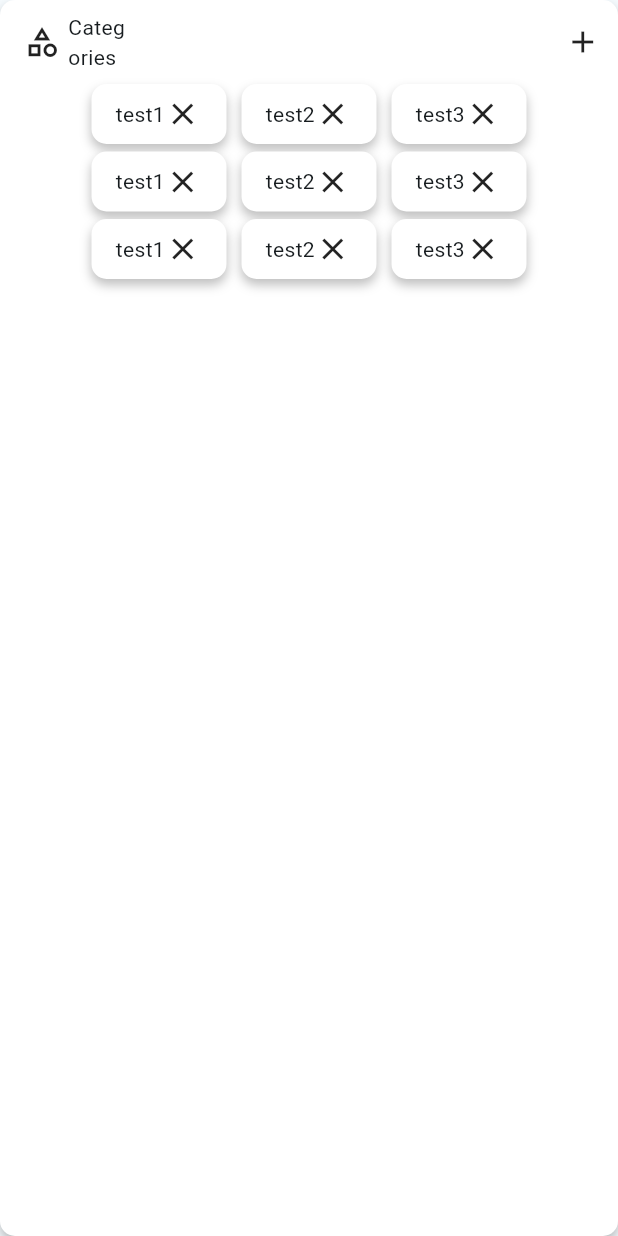
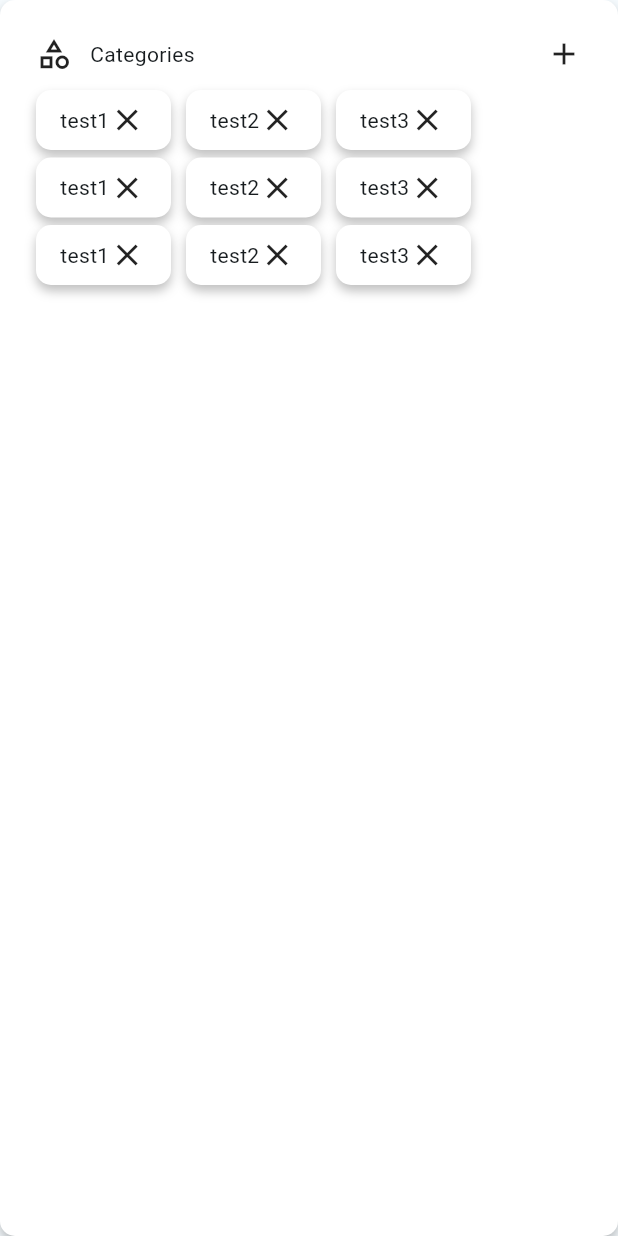
Before and after one commit to exDock/exDock-backend-client, a Flutter app: the CategoryList widget shown alone on an empty page, opened directly, on a phone screen of 412 x 824 dp. Run offline on Flutter 3.47's test engine with Material 3 defaults, Android fonts, the phone set to English and light mode, and no system bars; our stand-ins replace font_awesome_flutter, go_router, material_symbols_icons.

Commit message:
Changed spacing on the cards

```diff
--- a/lib/pages/catalog/product/info/id_data/category_list.dart
+++ b/lib/pages/catalog/product/info/id_data/category_list.dart
@@ -40,55 +40,39 @@ class _CategoryListState extends State<CategoryList> {
     }
 
     return Container(
-      padding: EdgeInsets.symmetric(horizontal: 16, vertical: 8),
+      padding: EdgeInsets.all(24),
       decoration: BoxDecoration(
         borderRadius: BorderRadius.all(Radius.circular(10)),
         boxShadow: lightKBoxShadowList,
         color: Colors.white,
       ),
       child: Column(
+        crossAxisAlignment: CrossAxisAlignment.start,
         children: [
-          Flexible(
-            child: Row(
+          Row(
+            mainAxisAlignment: MainAxisAlignment.spaceBetween,
             children: [
-                Flexible(
-                  flex: 1,
-                  child: Icon(Icons.category_outlined),
-                ),
-                SizedBox(
-                  width: 10,
-                ),
-                Flexible(
-                  flex: 2,
+              Icon(Icons.category_outlined),
+              Expanded(
+                child: Padding(
+                  padding: const EdgeInsets.only(left: 12),
                   child: Text("Categories"),
                 ),
-                Expanded(
-                  flex: 14,
-                  child: SizedBox(),
               ),
-                SizedBox(
-                  width: 20,
-                ),
-                Flexible(
-                  flex: 1,
-                  child: GestureDetector(
+              GestureDetector(
                 onTap: () {},
                 child: Icon(Icons.add),
               ),
-                ),
             ],
           ),
+          SizedBox(
+            height: 12,
           ),
-          SizedBox(
-            height: 8,
-          ),
-          Flexible(
-            child: Wrap(
+          Wrap(
             spacing: 10,
             runSpacing: 5,
             direction: Axis.horizontal,
             children: categoryWidgets,
-            ),
           ),
         ],
       ),
--- a/lib/pages/catalog/product/info/images/image_list.dart
+++ b/lib/pages/catalog/product/info/images/image_list.dart
@@ -22,6 +22,7 @@ class _ImageListState extends State<ImageList> {
         SizedBox(
           width: 200,
           child: Column(
+            mainAxisSize: MainAxisSize.min,
             children: [
               Container(
                 height: 200,
--- a/lib/pages/catalog/product/info/product_info_synchronous.dart
+++ b/lib/pages/catalog/product/info/product_info_synchronous.dart
@@ -45,16 +45,15 @@ class ProductInfoSynchronous extends StatelessWidget {
               Flexible(
                 child: Column(
                   mainAxisAlignment: MainAxisAlignment.spaceBetween,
+                  mainAxisSize: MainAxisSize.max,
                   children: [
                     Flexible(
-                      flex: 2,
                       child: Content(),
                     ),
                     SizedBox(
                       height: 20,
                     ),
                     Flexible(
-                      flex: 2,
                       child: Images(),
                     ),
                   ],
--- a/lib/pages/catalog/products/widgets/product_list/product_list.dart
+++ b/lib/pages/catalog/products/widgets/product_list/product_list.dart
@@ -126,8 +126,7 @@ class _ProductListState extends State<ProductList> {
             },
           ),
           if (finalList.isNotEmpty)
-            SizedBox(
-              height: 400,
+            Expanded(
               child: ListView.builder(
                 itemCount:
                     filteredListLength % 50 == 0 ? 50 : filteredListLength % 50,
--- a/lib/router/routes/catalog.dart
+++ b/lib/router/routes/catalog.dart
@@ -3,7 +3,6 @@ import 'package:exdock_backend_client/pages/catalog/product/info/product_info_sy
 import 'package:exdock_backend_client/pages/catalog/products/product.dart';
 import 'package:flutter/material.dart';
 import 'package:go_router/go_router.dart';
-
 
 List<GoRoute> getCatalogRoutes() {
   return [
--- a/pubspec.yaml
+++ b/pubspec.yaml
@@ -40,6 +40,7 @@ dependencies:
   # Use with the CupertinoIcons class for iOS style icons.
   cupertino_icons: ^1.0.8
   font_awesome_flutter: ^10.8.0
+  board_datetime_picker: ^2.3.0
 
 dev_dependencies:
   flutter_test:
```
Also changed, not shown: lib/pages/catalog/product/info/content/content.dart (+11 -9 lines), lib/pages/catalog/product/info/id_data/id_data.dart (+9 -27 lines), pubspec.lock. Lines whose indentation alone changed are shown as unchanged.
